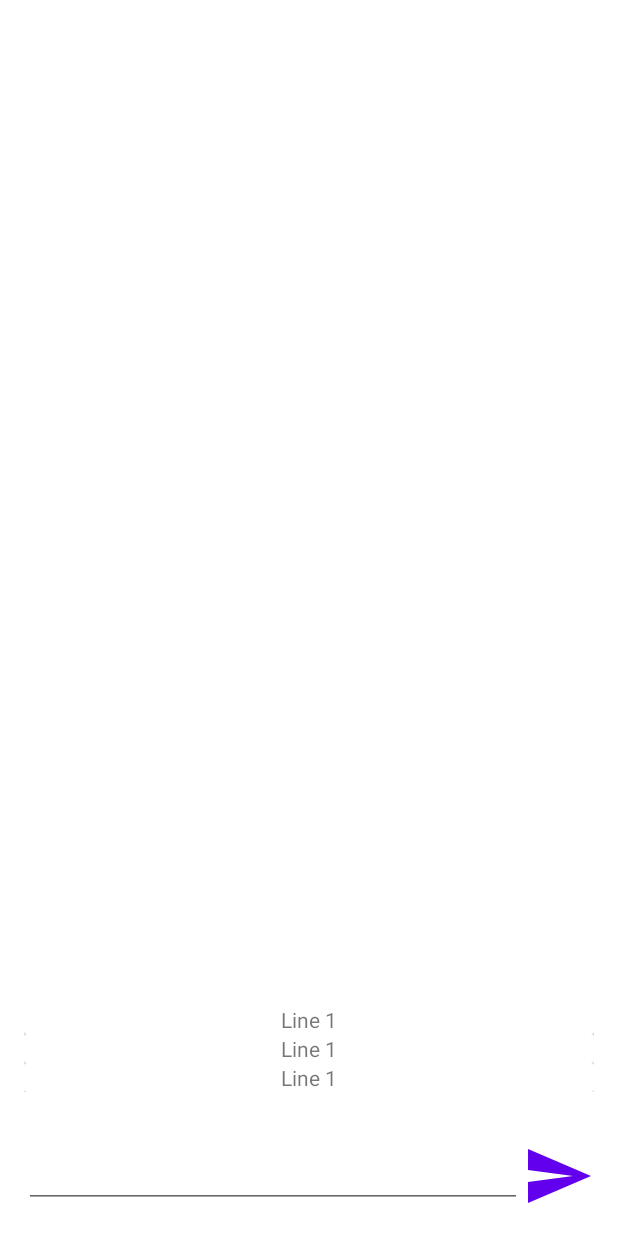
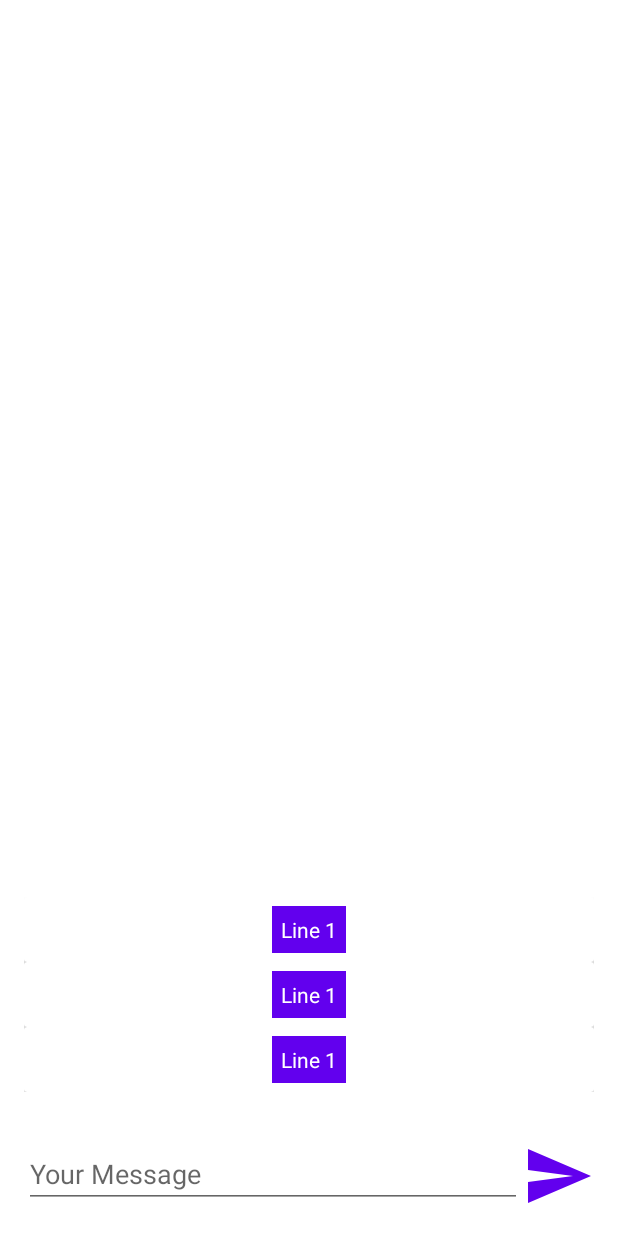
Before and after one commit to LeopoldStraub/SimpleChatbot, an Android app: the layout activity_chat.xml on its own in the app's theme, with its tools: preview values and no code run, on a phone screen of 412 x 824 dp. Run offline under Robolectric (Android 15) with nearby library versions, the phone set to English and light mode, and no system bars.

```diff
--- a/app/src/main/java/com/example/simplechatbot/AddMessageActivity.java
+++ b/app/src/main/java/com/example/simplechatbot/AddMessageActivity.java
@@ -14,9 +14,9 @@ import androidx.appcompat.app.AppCompatActivity;
 public class AddMessageActivity extends AppCompatActivity {
 
     public static final String EXTRA_TEXT =
-            "com.example.chatbot.EXTRA_TEXT";
+            "com.example.simplechatbot.EXTRA_TEXT";
     public static final String EXTRA_ANSWER =
-            "com.example.chatbot.EXTRA_ANSWER";
+            "com.example.simplechatbot.EXTRA_ANSWER";
 
     private EditText editTextText;
     private EditText editTextAnswer;
--- a/app/src/main/res/layout/activity_chat.xml
+++ b/app/src/main/res/layout/activity_chat.xml
@@ -2,7 +2,9 @@
 <RelativeLayout xmlns:android="http://schemas.android.com/apk/res/android"
     android:layout_width="match_parent"
     android:layout_height="match_parent"
-    xmlns:tools="http://schemas.android.com/tools">
+    xmlns:tools="http://schemas.android.com/tools"
+    xmlns:app="http://schemas.android.com/apk/res-auto">
+
 
 
     <androidx.recyclerview.widget.RecyclerView
@@ -12,7 +14,9 @@
         android:layout_margin="16dp"
         android:layout_centerInParent="true"
         tools:listitem="@layout/chat_item"
-        android:layout_above="@id/linear_layout_chat">
+        android:layout_above="@id/linear_layout_chat"
+        app:reverseLayout="true"
+        app:stackFromEnd="true">
     </androidx.recyclerview.widget.RecyclerView>
 
     <LinearLayout
@@ -29,7 +33,8 @@
             android:id="@+id/edit_text_chat"
             android:layout_width="wrap_content"
             android:layout_height="wrap_content"
-            android:layout_weight="1" />
+            android:layout_weight="1"
+            android:hint="Your Message" />
 
         <Button
             android:id="@+id/button_send"
--- a/app/src/main/res/layout/chat_item.xml
+++ b/app/src/main/res/layout/chat_item.xml
@@ -3,18 +3,19 @@
   android:layout_width="match_parent"
     android:layout_height="wrap_content">
 
-    <LinearLayout
-        android:layout_width="match_parent"
-        android:layout_height="match_parent"
-        android:orientation="horizontal">
 
     <TextView
         android:id="@+id/text_view_chat_item"
-        android:layout_width="match_parent"
+        android:layout_width="wrap_content"
         android:layout_height="wrap_content"
         android:textAlignment="center"
-        android:text="Line 1"/>
+        android:text="Line 1"
+        android:textColor="@color/white"
+        android:background="@color/purple_500"
+        android:layout_gravity="center"
+        android:padding="6dp"
+        android:layout_margin="6dp"
+        />
 
-    </LinearLayout>
 
 </androidx.cardview.widget.CardView>
```
Also changed, not shown: app/src/main/java/com/example/simplechatbot/ChatActivity.java (+33 -2 lines), app/src/main/res/drawable/ic_list.xml (added, +11 -0 lines), app/src/main/res/menu/all_messages_menu.xml (added, +10 -0 lines).
